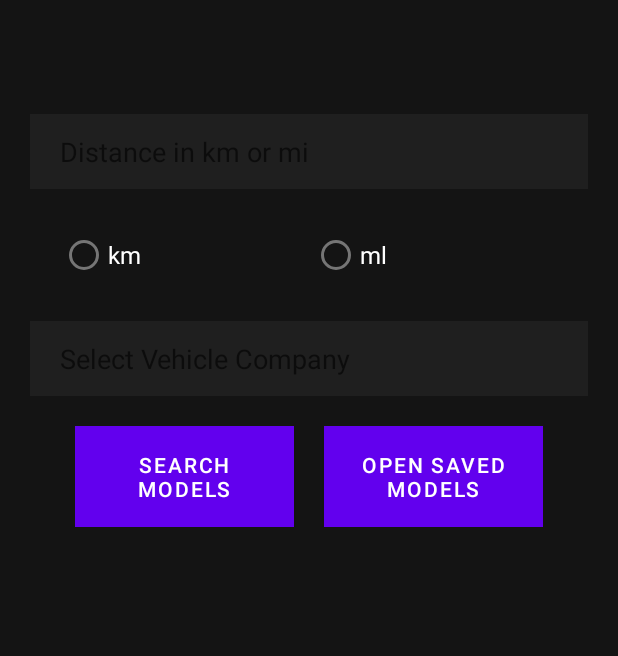
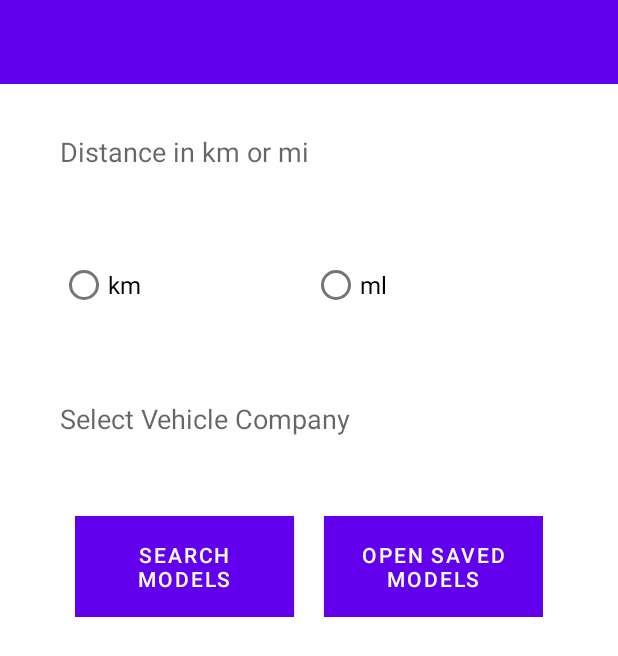
Before and after one commit to Clifford-124/CST2335_Final_Project, an Android app: the layout activity_carbon_detect.xml on its own in the app's theme, with its tools: preview values and no code run, on a phone screen of 412 x 824 dp. Shown: the top 656 px of the screen. Run offline under Robolectric (Android 15) with nearby library versions, the phone set to English and light mode, and no system bars.

Commit message:
Added navigation drawer

```diff
--- a/app/src/main/java/com/project/cst2335/Activities/CarModelDetailActivity.java
+++ b/app/src/main/java/com/project/cst2335/Activities/CarModelDetailActivity.java
@@ -64,6 +64,10 @@ public class CarModelDetailActivity extends AppCompatActivity {
 
         setSupportActionBar(myToolbar);
 
+        if (getSupportActionBar() != null) {
+            getSupportActionBar().setDisplayHomeAsUpEnabled(true);
+            getSupportActionBar().setDisplayShowHomeEnabled(true);
+        }
         //Fetch Data
         String model_id = getIntent().getStringExtra(Constants.ARG_MODEL_ID);
         String model_name = getIntent().getStringExtra(Constants.ARG_MODEL_NAME);
--- a/app/src/main/res/layout-sw600dp/activity_car_model_detail.xml
+++ b/app/src/main/res/layout-sw600dp/activity_car_model_detail.xml
@@ -3,7 +3,7 @@
     xmlns:app="http://schemas.android.com/apk/res-auto"
     xmlns:tools="http://schemas.android.com/tools"
     android:layout_width="400dp"
-    android:background="@color/carbon_background_color"
+    android:background="@color/white"
     android:layout_height="match_parent"
     tools:context=".Activities.CarModelDetailActivity">
 
--- a/app/src/main/res/layout-sw600dp/activity_carbon_detect.xml
+++ b/app/src/main/res/layout-sw600dp/activity_carbon_detect.xml
@@ -1,63 +1,28 @@
 <?xml version="1.0" encoding="utf-8"?>
-<androidx.constraintlayout.widget.ConstraintLayout xmlns:android="http://schemas.android.com/apk/res/android"
+<LinearLayout xmlns:android="http://schemas.android.com/apk/res/android"
     xmlns:app="http://schemas.android.com/apk/res-auto"
     xmlns:tools="http://schemas.android.com/tools"
     android:layout_width="400dp"
     android:id="@+id/rootLayout"
-    android:background="@color/carbon_background_color"
+    android:orientation="vertical"
+    android:background="@color/white"
     android:layout_height="match_parent"
     tools:context=".Activities.CarbonActivity">
 
     <androidx.appcompat.widget.Toolbar
         android:layout_width="match_parent"
+        android:background="@color/pexel_primary"
         android:layout_height="wrap_content"
         android:id="@+id/toolbar_main"/>
+    <androidx.drawerlayout.widget.DrawerLayout
+        android:layout_width="match_parent"
+        android:id="@+id/drawer_layout"
+        android:layout_height="match_parent">
 
-    <AutoCompleteTextView
-        android:id="@+id/vehicleCompanies"
+        <LinearLayout
             android:layout_width="match_parent"
-        android:layout_height="50dp"
-        android:layout_margin="20dp"
-        android:hint="@string/vehicle_hint"
-        android:paddingLeft="20dp"
-        android:paddingRight="20dp"
-        android:background="@color/carbon_item_background_color"
-        android:textColor="@color/carbon_text_color"
-        app:layout_constraintEnd_toEndOf="parent"
-        app:layout_constraintStart_toStartOf="parent"
-        app:layout_constraintTop_toBottomOf="@id/distance_measure" />
-
-    <RadioGroup
-        android:id="@+id/distance_measure"
-        android:layout_width="match_parent"
-        android:layout_height="wrap_content"
-        android:layout_margin="20dp"
-        android:orientation="horizontal"
-        android:paddingLeft="20dp"
-        android:paddingRight="20dp"
-        app:layout_constraintEnd_toEndOf="parent"
-        app:layout_constraintStart_toStartOf="parent"
-        app:layout_constraintTop_toBottomOf="@id/travelDistance">
-
-        <RadioButton
-            android:id="@+id/unit_km"
-            android:layout_width="wrap_content"
-            android:layout_height="wrap_content"
-            android:layout_weight="1"
-            android:textColor="@color/carbon_text_color"
-            android:text="@string/distance_km"
-            android:textSize="16sp" />
-
-        <RadioButton
-            android:id="@+id/unit_mi"
-            android:layout_width="wrap_content"
-            android:layout_height="wrap_content"
-            android:textColor="@color/carbon_text_color"
-            android:layout_weight="1"
-            android:text="@string/distance_ml"
-            android:textSize="16sp" />
-
-    </RadioGroup>
+            android:orientation="vertical"
+            android:layout_height="wrap_content">
 
             <EditText
                 android:id="@+id/travelDistance"
@@ -70,14 +35,49 @@
                 android:maxLines="1"
                 android:paddingLeft="20dp"
                 android:paddingRight="20dp"
-        android:background="@color/carbon_item_background_color"
-        android:textColor="@color/carbon_text_color"
-        app:layout_constraintEnd_toEndOf="parent"
-        app:layout_constraintStart_toStartOf="parent"
-        app:layout_constraintTop_toBottomOf="@id/toolbar_main"/>
-    <!--        app:layout_constraintEnd_toEndOf="parent"-->
-    <!--        app:layout_constraintStart_toStartOf="parent"-->
-    <!--        app:layout_constraintTop_toTopOf="parent" />-->
+                android:background="@color/white"
+                android:textColor="@color/black"/>
+
+        <RadioGroup
+            android:id="@+id/distance_measure"
+            android:layout_width="match_parent"
+            android:layout_height="wrap_content"
+            android:layout_margin="20dp"
+            android:orientation="horizontal"
+            android:paddingLeft="20dp"
+            android:paddingRight="20dp">
+
+            <RadioButton
+                android:id="@+id/unit_km"
+                android:layout_width="wrap_content"
+                android:layout_height="wrap_content"
+                android:layout_weight="1"
+                android:textColor="@color/black"
+                android:text="@string/distance_km"
+                android:textSize="16sp" />
+
+            <RadioButton
+                android:id="@+id/unit_mi"
+                android:layout_width="wrap_content"
+                android:layout_height="wrap_content"
+                android:textColor="@color/black"
+                android:layout_weight="1"
+                android:text="@string/distance_ml"
+                android:textSize="16sp" />
+
+        </RadioGroup>
+
+            <AutoCompleteTextView
+                android:id="@+id/vehicleCompanies"
+                android:layout_width="match_parent"
+                android:layout_height="50dp"
+                android:layout_margin="20dp"
+                android:hint="@string/vehicle_hint"
+                android:paddingLeft="20dp"
+                android:paddingRight="20dp"
+                android:background="@color/white"
+                android:textColor="@color/black"
+                />
 
         <LinearLayout
             android:id="@+id/buttons"
@@ -87,9 +87,6 @@
             android:layout_marginRight="50dp"
             android:layout_marginBottom="20dp"
             android:layout_marginTop="20dp"
-        app:layout_wrapBehaviorInParent="horizontal_only"
-        app:layout_constraintStart_toStartOf="parent"
-        app:layout_constraintTop_toBottomOf="@+id/vehicleCompanies"
             android:weightSum="2">
 
             <Button
@@ -123,8 +120,16 @@
             android:layout_marginTop="20dp"
             android:paddingLeft="20dp"
             android:paddingTop="20dp"
-        android:paddingRight="20dp"
-        app:layout_constraintStart_toStartOf="parent"
-        app:layout_constraintTop_toBottomOf="@+id/buttons" />
+            android:paddingRight="20dp" />
+        </LinearLayout>
+        <com.google.android.material.navigation.NavigationView
+            android:layout_width="wrap_content"
+            android:fitsSystemWindows="true"
+            android:layout_gravity="start"
+            app:menu="@menu/nav_menu"
+            app:headerLayout="@layout/popout_header_carbon"
+            android:layout_height="match_parent"
+            android:id="@+id/popout_menu"/>
 
-</androidx.constraintlayout.widget.ConstraintLayout>
+    </androidx.drawerlayout.widget.DrawerLayout>
+</LinearLayout>
--- a/app/src/main/res/layout/activity_car_model_detail.xml
+++ b/app/src/main/res/layout/activity_car_model_detail.xml
@@ -3,7 +3,7 @@
     xmlns:app="http://schemas.android.com/apk/res-auto"
     xmlns:tools="http://schemas.android.com/tools"
     android:layout_width="match_parent"
-    android:background="@color/carbon_background_color"
+    android:background="@color/white"
     android:layout_height="match_parent"
     tools:context=".Activities.CarModelDetailActivity">
 
--- a/app/src/main/res/layout/activity_carbon_detect.xml
+++ b/app/src/main/res/layout/activity_carbon_detect.xml
@@ -1,63 +1,28 @@
 <?xml version="1.0" encoding="utf-8"?>
-<androidx.constraintlayout.widget.ConstraintLayout xmlns:android="http://schemas.android.com/apk/res/android"
+<LinearLayout xmlns:android="http://schemas.android.com/apk/res/android"
     xmlns:app="http://schemas.android.com/apk/res-auto"
     xmlns:tools="http://schemas.android.com/tools"
     android:layout_width="match_parent"
     android:id="@+id/rootLayout"
-    android:background="@color/carbon_background_color"
+    android:orientation="vertical"
+    android:background="@color/white"
     android:layout_height="match_parent"
     tools:context=".Activities.CarbonActivity">
 
     <androidx.appcompat.widget.Toolbar
         android:layout_width="match_parent"
+        android:background="@color/pexel_primary"
         android:layout_height="wrap_content"
         android:id="@+id/toolbar_main"/>
+    <androidx.drawerlayout.widget.DrawerLayout
+        android:layout_width="match_parent"
+        android:id="@+id/drawer_layout"
+        android:layout_height="match_parent">
 
-    <AutoCompleteTextView
-        android:id="@+id/vehicleCompanies"
+        <LinearLayout
             android:layout_width="match_parent"
-        android:layout_height="50dp"
-        android:layout_margin="20dp"
-        android:hint="@string/vehicle_hint"
-        android:paddingLeft="20dp"
-        android:paddingRight="20dp"
-        android:background="@color/carbon_item_background_color"
-        android:textColor="@color/carbon_text_color"
-        app:layout_constraintEnd_toEndOf="parent"
-        app:layout_constraintStart_toStartOf="parent"
-        app:layout_constraintTop_toBottomOf="@id/distance_measure" />
-
-    <RadioGroup
-        android:id="@+id/distance_measure"
-        android:layout_width="match_parent"
-        android:layout_height="wrap_content"
-        android:layout_margin="20dp"
-        android:orientation="horizontal"
-        android:paddingLeft="20dp"
-        android:paddingRight="20dp"
-        app:layout_constraintEnd_toEndOf="parent"
-        app:layout_constraintStart_toStartOf="parent"
-        app:layout_constraintTop_toBottomOf="@id/travelDistance">
-
-        <RadioButton
-            android:id="@+id/unit_km"
-            android:layout_width="wrap_content"
-            android:layout_height="wrap_content"
-            android:layout_weight="1"
-            android:textColor="@color/carbon_text_color"
-            android:text="@string/distance_km"
-            android:textSize="16sp" />
-
-        <RadioButton
-            android:id="@+id/unit_mi"
-            android:layout_width="wrap_content"
-            android:layout_height="wrap_content"
-            android:textColor="@color/carbon_text_color"
-            android:layout_weight="1"
-            android:text="@string/distance_ml"
-            android:textSize="16sp" />
-
-    </RadioGroup>
+            android:orientation="vertical"
+            android:layout_height="wrap_content">
 
             <EditText
                 android:id="@+id/travelDistance"
@@ -70,14 +35,49 @@
                 android:maxLines="1"
                 android:paddingLeft="20dp"
                 android:paddingRight="20dp"
-        android:background="@color/carbon_item_background_color"
-        android:textColor="@color/carbon_text_color"
-        app:layout_constraintEnd_toEndOf="parent"
-        app:layout_constraintStart_toStartOf="parent"
-        app:layout_constraintTop_toBottomOf="@id/toolbar_main"/>
-    <!--        app:layout_constraintEnd_toEndOf="parent"-->
-    <!--        app:layout_constraintStart_toStartOf="parent"-->
-    <!--        app:layout_constraintTop_toTopOf="parent" />-->
+                android:background="@color/white"
+                android:textColor="@color/black"/>
+
+            <RadioGroup
+                android:id="@+id/distance_measure"
+                android:layout_width="match_parent"
+                android:layout_height="wrap_content"
+                android:layout_margin="20dp"
+                android:orientation="horizontal"
+                android:paddingLeft="20dp"
+                android:paddingRight="20dp">
+
+                <RadioButton
+                    android:id="@+id/unit_km"
+                    android:layout_width="wrap_content"
+                    android:layout_height="wrap_content"
+                    android:layout_weight="1"
+                    android:textColor="@color/black"
+                    android:text="@string/distance_km"
+                    android:textSize="16sp" />
+
+                <RadioButton
+                    android:id="@+id/unit_mi"
+                    android:layout_width="wrap_content"
+                    android:layout_height="wrap_content"
+                    android:textColor="@color/black"
+                    android:layout_weight="1"
+                    android:text="@string/distance_ml"
+                    android:textSize="16sp" />
+
+            </RadioGroup>
+
+            <AutoCompleteTextView
+                android:id="@+id/vehicleCompanies"
+                android:layout_width="match_parent"
+                android:layout_height="50dp"
+                android:layout_margin="20dp"
+                android:hint="@string/vehicle_hint"
+                android:paddingLeft="20dp"
+                android:paddingRight="20dp"
+                android:background="@color/white"
+                android:textColor="@color/black"
+                />
 
             <LinearLayout
                 android:id="@+id/buttons"
@@ -87,9 +87,6 @@
                 android:layout_marginRight="50dp"
                 android:layout_marginBottom="20dp"
                 android:layout_marginTop="20dp"
-        app:layout_wrapBehaviorInParent="horizontal_only"
-        app:layout_constraintStart_toStartOf="parent"
-        app:layout_constraintTop_toBottomOf="@+id/vehicleCompanies"
                 android:weightSum="2">
 
                 <Button
@@ -123,8 +120,16 @@
                 android:layout_marginTop="20dp"
                 android:paddingLeft="20dp"
                 android:paddingTop="20dp"
-        android:paddingRight="20dp"
-        app:layout_constraintStart_toStartOf="parent"
-        app:layout_constraintTop_toBottomOf="@+id/buttons" />
+                android:paddingRight="20dp" />
+        </LinearLayout>
+        <com.google.android.material.navigation.NavigationView
+            android:layout_width="wrap_content"
+            android:fitsSystemWindows="true"
+            android:layout_gravity="start"
+            app:menu="@menu/nav_menu"
+            app:headerLayout="@layout/popout_header_carbon"
+            android:layout_height="match_parent"
+            android:id="@+id/popout_menu"/>
 
-</androidx.constraintlayout.widget.ConstraintLayout>
+    </androidx.drawerlayout.widget.DrawerLayout>
+</LinearLayout>
--- a/app/src/main/res/layout/fragment_car_model_detail.xml
+++ b/app/src/main/res/layout/fragment_car_model_detail.xml
@@ -4,7 +4,7 @@
     android:layout_width="match_parent"
     android:layout_height="match_parent"
     android:orientation="vertical"
-    android:background="@color/carbon_background_color"
+    android:background="@color/white"
     tools:context=".Fragments.CarModelDetailFragment">
 
     <TextView
@@ -14,8 +14,7 @@
         android:padding="10dp"
         android:gravity="center"
         android:layout_margin="30dp"
-        android:textColor="@color/carbon_text_color"
-        android:background="@color/carbon_item_background_color" />
+        android:textColor="@color/black" />
 
     <LinearLayout
         android:layout_width="match_parent"
--- a/app/src/main/res/layout/layout_model.xml
+++ b/app/src/main/res/layout/layout_model.xml
@@ -5,7 +5,7 @@
     <TextView
         android:layout_width="match_parent"
         android:layout_height="50dp"
-        android:textColor="@color/carbon_text_color"
+        android:textColor="@color/black"
         android:id="@+id/modelName" />
 
 </androidx.constraintlayout.widget.ConstraintLayout>
```
Also changed, not shown: app/src/main/AndroidManifest.xml (+6 -6 lines), app/src/main/java/com/project/cst2335/Activities/CarbonActivity.java (+40 -5 lines), app/src/main/java/com/project/cst2335/Utils/Utilities.java (+19 -0 lines), app/src/main/res/layout/popout_header_carbon.xml (added, +41 -0 lines). Lines whose indentation alone changed are shown as unchanged.
